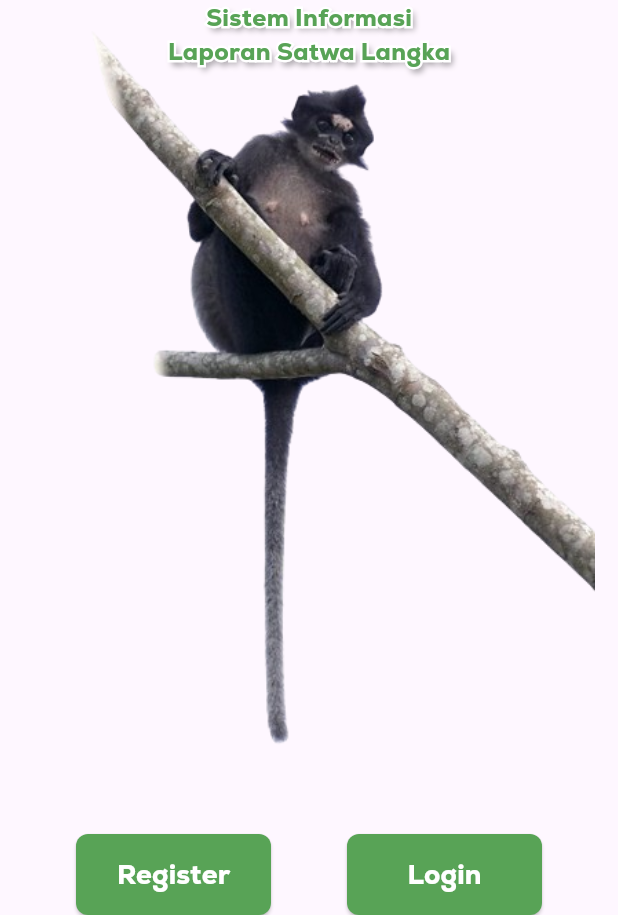
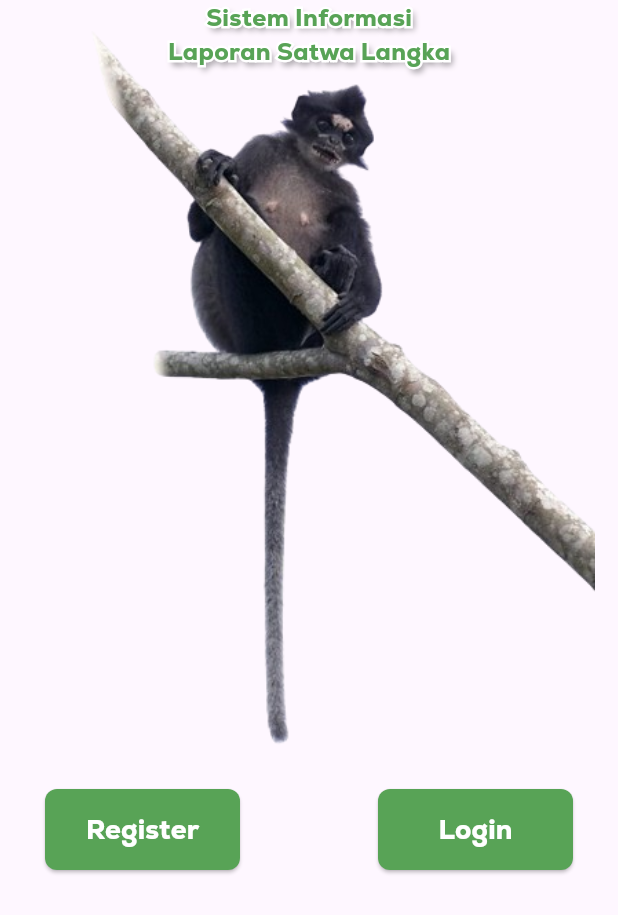
Before and after one commit to ryfazrin/silangka-mobile-app, a Flutter app: the screen it shows after launch, on a phone screen of 412 x 824 dp, the part 321-1236 px from its top. Run offline on Flutter 3.47's test engine with Material 3 defaults, Android fonts, the phone set to English and light mode, and no system bars; our stand-ins replace icons_plus, shared_preferences; missing offline and left inert: dart:ffi.

Commit message:
updated: floating button register & login

```diff
--- a/lib/presentation/pages/welcome_page.dart
+++ b/lib/presentation/pages/welcome_page.dart
@@ -31,7 +31,8 @@ class _WelcomePage extends State<WelcomePage> {
       child: Scaffold(
         body: Stack(
           children: [
-            SingleChildScrollView(
+            Positioned.fill(
+              child: SingleChildScrollView(
                 child: Column(
                   children: [
                     Stack(
@@ -97,7 +98,8 @@ class _WelcomePage extends State<WelcomePage> {
                                           ..color = Colors.white,
                                         shadows: [
                                           Shadow(
-                                          color: Colors.black.withOpacity(0.5),
+                                            color:
+                                                Colors.black.withOpacity(0.5),
                                             offset: Offset(2, 3),
                                             blurRadius: 4,
                                           ),
@@ -131,7 +133,8 @@ class _WelcomePage extends State<WelcomePage> {
                                           ..color = Colors.white,
                                         shadows: [
                                           Shadow(
-                                          color: Colors.black.withOpacity(0.5),
+                                            color:
+                                                Colors.black.withOpacity(0.5),
                                             offset: Offset(2, 3),
                                             blurRadius: 4,
                                           ),
@@ -165,7 +168,8 @@ class _WelcomePage extends State<WelcomePage> {
                                           ..color = Colors.white,
                                         shadows: [
                                           Shadow(
-                                          color: Colors.black.withOpacity(0.5),
+                                            color:
+                                                Colors.black.withOpacity(0.5),
                                             offset: Offset(2, 3),
                                             blurRadius: 5,
                                           ),
@@ -198,7 +202,8 @@ class _WelcomePage extends State<WelcomePage> {
                                           ..color = Colors.white,
                                         shadows: [
                                           Shadow(
-                                          color: Colors.black.withOpacity(0.5),
+                                            color:
+                                                Colors.black.withOpacity(0.5),
                                             offset: Offset(2, 3),
                                             blurRadius: 5,
                                           ),
@@ -231,7 +236,8 @@ class _WelcomePage extends State<WelcomePage> {
                                           ..color = Colors.white,
                                         shadows: [
                                           Shadow(
-                                          color: Colors.black.withOpacity(0.5),
+                                            color:
+                                                Colors.black.withOpacity(0.5),
                                             offset: Offset(2, 3),
                                             blurRadius: 5,
                                           ),
@@ -255,18 +261,26 @@ class _WelcomePage extends State<WelcomePage> {
                         ),
                       ],
                     ),
-                  Align(
-                    alignment: Alignment.bottomCenter,
+                  ],
+                ),
+              ),
+            ),
+            Positioned(
+              bottom: 30,
+              left: 0,
+              right: 0,
+              child: Padding(
+                padding: const EdgeInsets.symmetric(horizontal: 30),
                 child: Row(
-                      mainAxisAlignment: MainAxisAlignment.spaceEvenly,
+                  mainAxisAlignment: MainAxisAlignment.spaceBetween,
                   children: [
                     ElevatedButton(
                       onPressed: () {
                         Navigator.pushNamed(context, '/register');
                       },
                       style: ButtonStyle(
-                            shape: MaterialStateProperty.all<
-                                RoundedRectangleBorder>(
+                        shape:
+                            MaterialStateProperty.all<RoundedRectangleBorder>(
                           RoundedRectangleBorder(
                             borderRadius: BorderRadius.circular(8),
                           ),
@@ -290,8 +304,8 @@ class _WelcomePage extends State<WelcomePage> {
                         Navigator.pushNamed(context, '/login');
                       },
                       style: ButtonStyle(
-                            shape: MaterialStateProperty.all<
-                                RoundedRectangleBorder>(
+                        shape:
+                            MaterialStateProperty.all<RoundedRectangleBorder>(
                           RoundedRectangleBorder(
                             borderRadius: BorderRadius.circular(8),
                           ),
@@ -313,9 +327,7 @@ class _WelcomePage extends State<WelcomePage> {
                   ],
                 ),
               ),
-                ],
-              ),
-            ),
+            )
           ],
         ),
       ),
```
Lines whose indentation alone changed are shown as unchanged.
